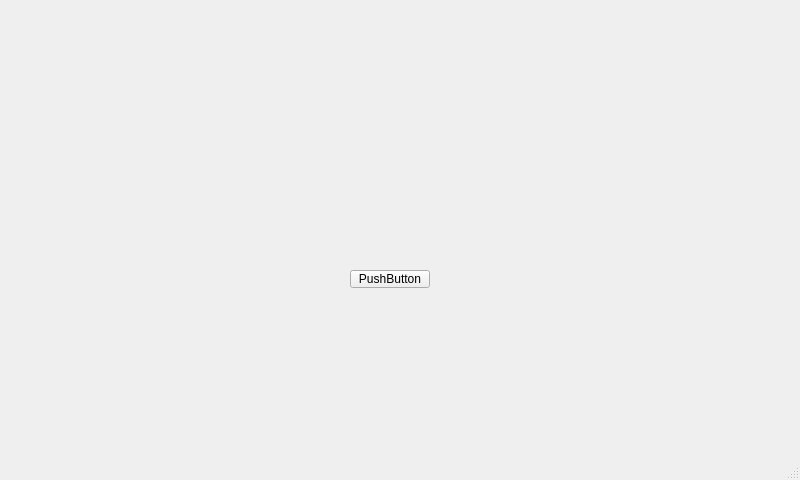
Above: embeddings/mainwindow.ui from acm-ucr/wizard-chess before the change. Below: the same form after it.
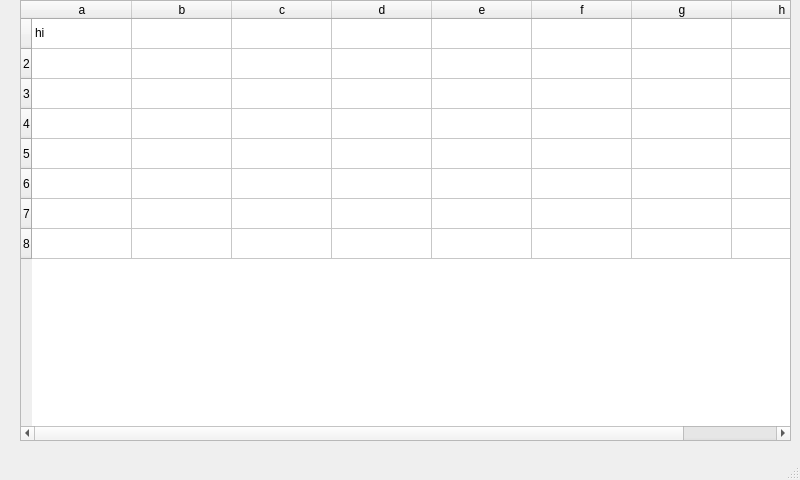
That is the form after the change. The open tabs and pages were chosen to show the change.

Commit message: added menu screen and first push button

```diff
--- a/embeddings/mainwindow.ui
+++ b/embeddings/mainwindow.ui
@@ -14,18 +14,123 @@
    <string>MainWindow</string>
   </property>
   <widget class="QWidget" name="centralwidget">
-   <widget class="QPushButton" name="pushButton">
+   <widget class="QStackedWidget" name="stackedWidget">
     <property name="geometry">
      <rect>
-      <x>350</x>
-      <y>270</y>
-      <width>80</width>
-      <height>18</height>
+      <x>0</x>
+      <y>-20</y>
+      <width>800</width>
+      <height>480</height>
      </rect>
     </property>
-    <property name="text">
-     <string>PushButton</string>
+    <property name="styleSheet">
+     <string notr="true">QWidget #Application {
+rgb(0, 0, 0)
+}</string>
     </property>
+    <widget class="QWidget" name="page">
+     <widget class="QLabel" name="label">
+      <property name="geometry">
+       <rect>
+        <x>320</x>
+        <y>240</y>
+        <width>341</width>
+        <height>20</height>
+       </rect>
+      </property>
+      <property name="styleSheet">
+       <string notr="true">QGroupBox{
+	text-align: center
+}</string>
+      </property>
+      <property name="text">
+       <string>Welcome To Wizard Chess!</string>
+      </property>
+     </widget>
+     <widget class="QPushButton" name="pushButton">
+      <property name="geometry">
+       <rect>
+        <x>710</x>
+        <y>450</y>
+        <width>80</width>
+        <height>18</height>
+       </rect>
+      </property>
+      <property name="text">
+       <string>Next Page!</string>
+      </property>
+     </widget>
+    </widget>
+    <widget class="QWidget" name="page_3"/>
+    <widget class="QWidget" name="page_2">
+     <widget class="QTableWidget" name="tableWidget">
+      <property name="geometry">
+       <rect>
+        <x>20</x>
+        <y>20</y>
+        <width>771</width>
+        <height>441</height>
+       </rect>
+      </property>
+      <row>
+       <property name="text">
+        <string/>
+       </property>
+      </row>
+      <row/>
+      <row/>
+      <row/>
+      <row/>
+      <row/>
+      <row/>
+      <row/>
+      <column>
+       <property name="text">
+        <string>a</string>
+       </property>
+      </column>
+      <column>
+       <property name="text">
+        <string>b</string>
+       </property>
+      </column>
+      <column>
+       <property name="text">
+        <string>c</string>
+       </property>
+      </column>
+      <column>
+       <property name="text">
+        <string>d</string>
+       </property>
+      </column>
+      <column>
+       <property name="text">
+        <string>e</string>
+       </property>
+      </column>
+      <column>
+       <property name="text">
+        <string>f</string>
+       </property>
+      </column>
+      <column>
+       <property name="text">
+        <string>g</string>
+       </property>
+      </column>
+      <column>
+       <property name="text">
+        <string>h</string>
+       </property>
+      </column>
+      <item row="0" column="0">
+       <property name="text">
+        <string>hi</string>
+       </property>
+      </item>
+     </widget>
+    </widget>
    </widget>
   </widget>
   <widget class="QMenuBar" name="menubar">
```
The commit also changes 60 other files.
